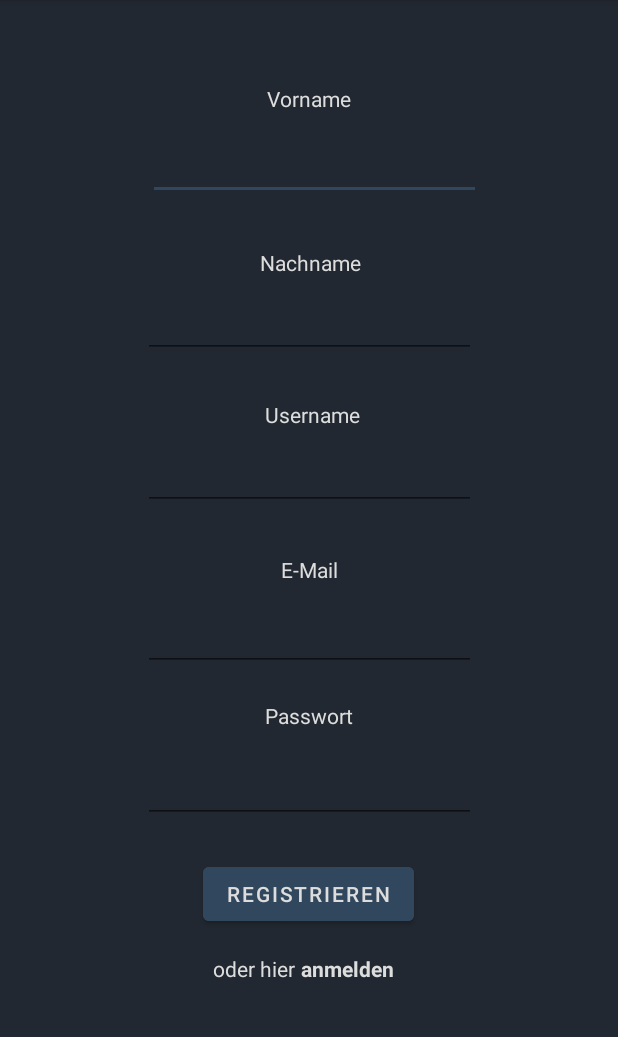
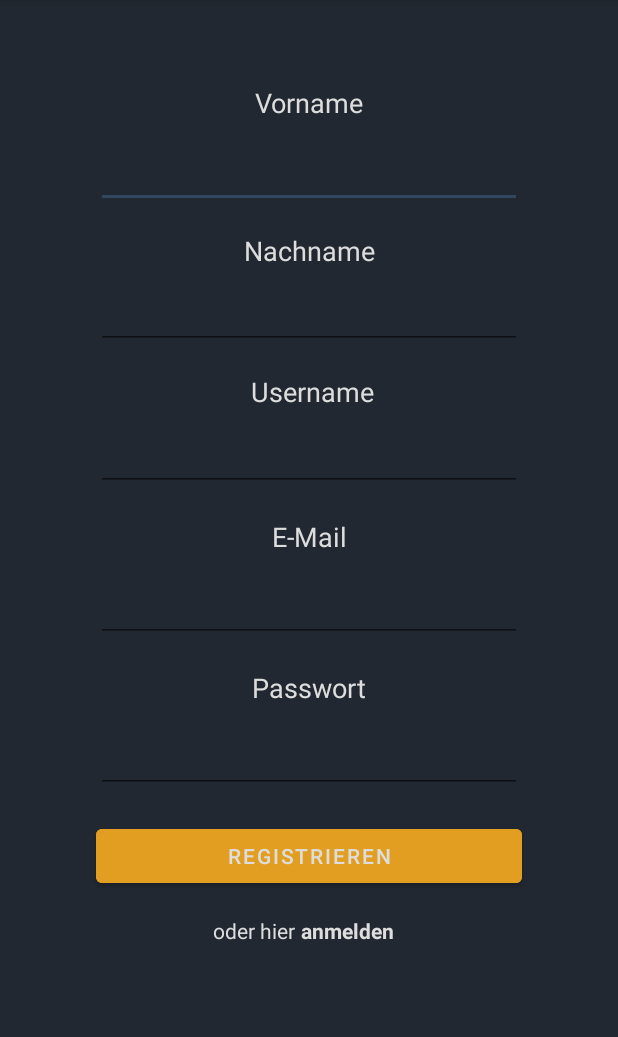
Before and after one commit to MatthiasHeilmann/Udos_WGTohuwabohu, an Android app built with Jetpack Compose: the screen it shows after launch (RegisterActivity), after a tap on "registrieren", on a phone screen of 412 x 824 dp, the part 84-1121 px from its top. Run offline under Robolectric (Android 15) with nearby library versions, the phone set to English and light mode, and no system bars; our stand-ins replace Firebase (no records; nobody signed in at launch, a user with empty details on screens opened directly).

Commit message:
colors, paddings, widths, etc. & Gute Nudel Leaderboard

```diff
--- a/app/src/main/res/layout/activity_register.xml
+++ b/app/src/main/res/layout/activity_register.xml
@@ -15,6 +15,7 @@
         android:layout_marginTop="56dp"
         android:text="Vorname"
         android:textColor="@color/white"
+        android:textSize="18sp"
         app:layout_constraintEnd_toEndOf="parent"
         app:layout_constraintStart_toStartOf="parent"
         app:layout_constraintTop_toTopOf="parent"
@@ -22,10 +23,13 @@
 
     <EditText
         android:id="@+id/textfield_first_name"
-        android:layout_width="222dp"
+        android:layout_width="0dp"
         android:layout_height="50dp"
+        android:layout_marginStart="64dp"
         android:layout_marginTop="8dp"
+        android:layout_marginEnd="64dp"
         android:ems="10"
+        android:textAlignment="center"
         android:textColor="@color/white"
         app:layout_constraintEnd_toEndOf="parent"
         app:layout_constraintHorizontal_bias="0.518"
@@ -35,10 +39,11 @@
     <TextView
         android:id="@+id/text_last_name"
         android:layout_width="wrap_content"
-        android:layout_height="wrap_content"
-        android:layout_marginTop="32dp"
+        android:layout_height="24dp"
+        android:layout_marginTop="16dp"
         android:text="Nachname"
         android:textColor="@color/white"
+        android:textSize="18sp"
         app:layout_constraintEnd_toEndOf="parent"
         app:layout_constraintHorizontal_bias="0.502"
         app:layout_constraintStart_toStartOf="parent"
@@ -47,10 +52,13 @@
 
     <EditText
         android:id="@+id/textfield_last_name"
-        android:layout_width="222dp"
+        android:layout_width="0dp"
         android:layout_height="50dp"
+        android:layout_marginStart="64dp"
         android:layout_marginTop="4dp"
+        android:layout_marginEnd="64dp"
         android:ems="10"
+        android:textAlignment="center"
         android:textColor="@color/white"
         app:layout_constraintEnd_toEndOf="parent"
         app:layout_constraintStart_toStartOf="parent"
@@ -60,9 +68,10 @@
         android:id="@+id/text_user_name"
         android:layout_width="wrap_content"
         android:layout_height="wrap_content"
-        android:layout_marginTop="28dp"
+        android:layout_marginTop="16dp"
         android:text="Username"
         android:textColor="@color/white"
+        android:textSize="18sp"
         app:layout_constraintEnd_toEndOf="parent"
         app:layout_constraintHorizontal_bias="0.507"
         app:layout_constraintStart_toStartOf="parent"
@@ -71,10 +80,13 @@
 
     <EditText
         android:id="@+id/textfield_user_name"
-        android:layout_width="222dp"
+        android:layout_width="0dp"
         android:layout_height="50dp"
+        android:layout_marginStart="64dp"
         android:layout_marginTop="4dp"
+        android:layout_marginEnd="64dp"
         android:ems="10"
+        android:textAlignment="center"
         android:textColor="@color/white"
         app:layout_constraintEnd_toEndOf="parent"
         app:layout_constraintHorizontal_bias="0.502"
@@ -83,11 +95,14 @@
 
     <EditText
         android:id="@+id/textfield_register_email"
-        android:layout_width="222dp"
+        android:layout_width="0dp"
         android:layout_height="50dp"
+        android:layout_marginStart="64dp"
         android:layout_marginTop="8dp"
+        android:layout_marginEnd="64dp"
         android:ems="10"
         android:inputType="textEmailAddress"
+        android:textAlignment="center"
         android:textColor="@color/white"
         app:layout_constraintEnd_toEndOf="parent"
         app:layout_constraintStart_toStartOf="parent"
@@ -108,25 +123,28 @@
 
     <Button
         android:id="@+id/button_register"
-        android:layout_width="wrap_content"
+        android:layout_width="0dp"
         android:layout_height="wrap_content"
-        android:layout_marginTop="572dp"
-        android:backgroundTint="@color/udo_blue"
+        android:layout_marginStart="64dp"
+        android:layout_marginTop="18dp"
+        android:layout_marginEnd="64dp"
+        android:backgroundTint="@color/udo_orange"
         android:text="Registrieren"
         android:textColor="@color/white"
         app:layout_constraintEnd_toEndOf="parent"
         app:layout_constraintHorizontal_bias="0.498"
         app:layout_constraintStart_toStartOf="parent"
-        app:layout_constraintTop_toTopOf="parent"
+        app:layout_constraintTop_toBottomOf="@+id/textfield_register_password"
         tools:ignore="MissingConstraints" />
 
     <TextView
         android:id="@+id/text_register_email"
         android:layout_width="wrap_content"
         android:layout_height="wrap_content"
-        android:layout_marginTop="30dp"
+        android:layout_marginTop="18dp"
         android:text="E-Mail"
         android:textColor="@color/white"
+        android:textSize="18sp"
         app:layout_constraintEnd_toEndOf="parent"
         app:layout_constraintStart_toStartOf="parent"
         app:layout_constraintTop_toBottomOf="@+id/textfield_user_name"
@@ -136,9 +154,10 @@
         android:id="@+id/text_register_password"
         android:layout_width="wrap_content"
         android:layout_height="wrap_content"
-        android:layout_marginTop="20dp"
+        android:layout_marginTop="18dp"
         android:text="Passwort"
         android:textColor="@color/white"
+        android:textSize="18sp"
         app:layout_constraintEnd_toEndOf="parent"
         app:layout_constraintStart_toStartOf="parent"
         app:layout_constraintTop_toBottomOf="@+id/textfield_register_email"
@@ -158,14 +177,15 @@
 
     <EditText
         android:id="@+id/textfield_register_password"
-        android:layout_width="222dp"
+        android:layout_width="0dp"
         android:layout_height="50dp"
-        android:layout_marginTop="11dp"
-        android:layout_marginBottom="23dp"
+        android:layout_marginStart="64dp"
+        android:layout_marginTop="8dp"
+        android:layout_marginEnd="64dp"
         android:ems="10"
         android:inputType="textPassword"
+        android:textAlignment="center"
         android:textColor="@color/white"
-        app:layout_constraintBottom_toTopOf="@+id/button_register"
         app:layout_constraintEnd_toEndOf="parent"
         app:layout_constraintStart_toStartOf="parent"
         app:layout_constraintTop_toBottomOf="@+id/text_register_password"
--- a/app/src/main/res/layout/fragment_create_task.xml
+++ b/app/src/main/res/layout/fragment_create_task.xml
@@ -19,6 +19,7 @@
             android:layout_marginTop="128dp"
             android:text="Bezeichnung"
             android:textColor="@color/white"
+            android:textSize="18sp"
             app:layout_constraintEnd_toEndOf="parent"
             app:layout_constraintStart_toStartOf="parent"
             app:layout_constraintTop_toTopOf="parent" />
@@ -41,6 +42,7 @@
             android:layout_marginTop="32dp"
             android:text="Punkte"
             android:textColor="@color/white"
+            android:textSize="18sp"
             app:layout_constraintEnd_toEndOf="parent"
             app:layout_constraintStart_toStartOf="parent"
             app:layout_constraintTop_toBottomOf="@+id/nameOfTaskToCreate" />
@@ -63,6 +65,7 @@
             android:layout_marginTop="32dp"
             android:text="Frequenz in Tagen"
             android:textColor="@color/white"
+            android:textSize="18sp"
             app:layout_constraintEnd_toEndOf="parent"
             app:layout_constraintStart_toStartOf="parent"
             app:layout_constraintTop_toBottomOf="@+id/pointsOfTaskToCreate" />
@@ -85,6 +88,7 @@
             android:layout_marginStart="64dp"
             android:layout_marginTop="32dp"
             android:layout_marginEnd="64dp"
+            android:backgroundTint="@color/udo_orange"
             android:text="Neue Aufgabe erstellen"
             android:textColor="@color/white"
             app:layout_constraintEnd_toEndOf="parent"
```
Also changed, not shown: app/src/main/java/com/example/udos_wg_tohuwabohu/Home/HomeFragment.kt (+66 -14 lines), app/src/main/java/com/example/udos_wg_tohuwabohu/MainActivity.kt (+6 -7 lines), app/src/main/java/com/example/udos_wg_tohuwabohu/Tasks/TasksFragment.kt (+22 -13 lines), app/src/main/java/com/example/udos_wg_tohuwabohu/dataclasses/DBLoader.kt (+5 -4 lines), app/src/main/res/layout/activity_login.xml (+54 -50 lines), app/src/main/res/layout/activity_lonelypage.xml (+6 -5 lines), app/src/main/res/layout/fragment_home2.xml (+28 -6 lines), app/src/main/res/layout/fragment_home_edit.xml (+5 -3 lines).
